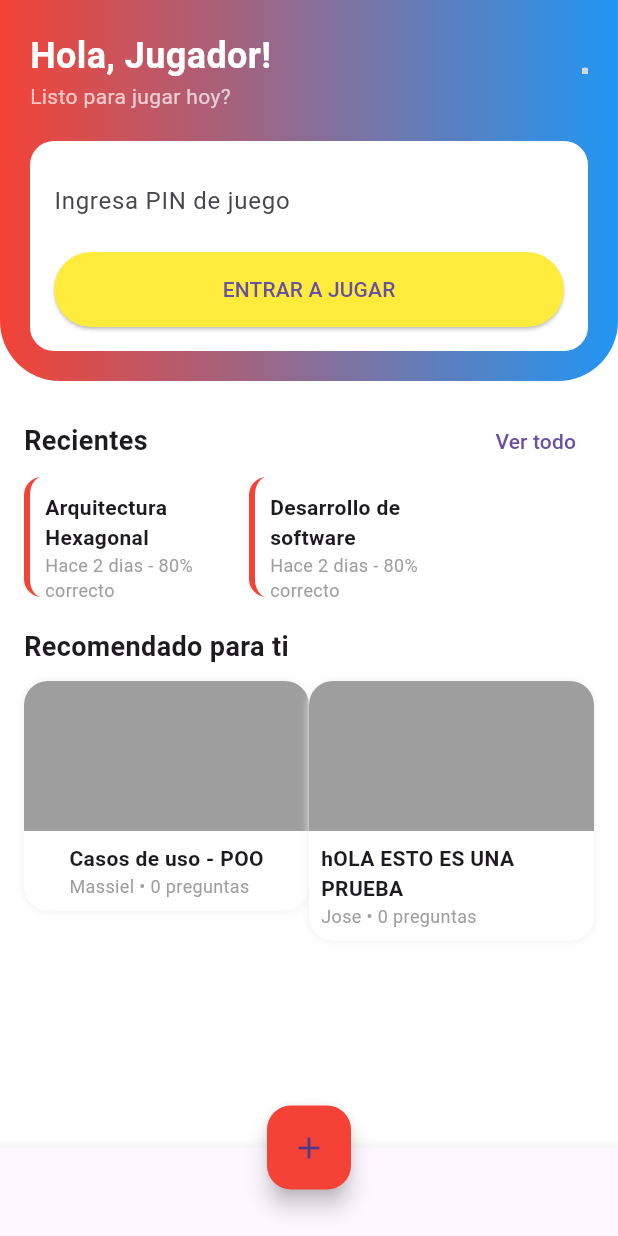
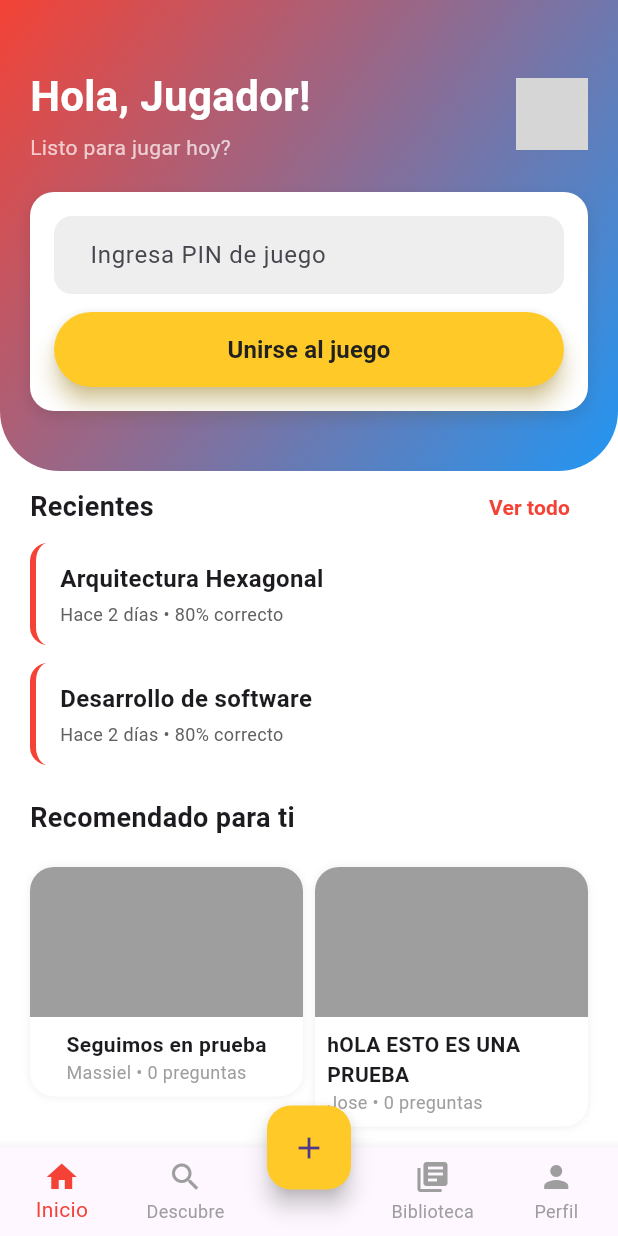
Before and after one commit to Equipo-Azul-ds/BlueFront, a Flutter app: the screen it shows after launch, after a tap on "Ver todo", on a phone screen of 412 x 824 dp. Run offline on Flutter 3.47's test engine with Material 3 defaults, Android fonts, the phone set to English and light mode, and no system bars; our stand-ins replace flutter_form_builder, image_picker; network calls fail; grey boxes are pictures that could not be loaded.

Commit message:
Cambios para mejorar la visualizacion. Se seguira iterando para llegar a una mejor version de las vistas principales

```diff
--- a/lib/main.dart
+++ b/lib/main.dart
@@ -3,6 +3,9 @@ import 'package:provider/provider.dart';
 import 'presentation/blocs/kahoot_editor_bloc.dart';
 import 'presentation/blocs/slide_editor_bloc.dart';
 import 'presentation/pages/dashboard_page.dart';
+import 'presentation/pages/kahoot_editor_page.dart';
+import 'presentation/pages/slide_editor_page.dart';
+import 'presentation/pages/template_selector_page.dart';
 import 'infraestructure/repositories/kahoot_repository_impl.dart';
 import 'infraestructure/repositories/slide_repository_impl.dart';
 
@@ -26,6 +29,13 @@ class MyApp extends StatelessWidget {
       child: MaterialApp(
           title: 'Trivvy',
           theme: ThemeData(primarySwatch: Colors.blue), //tema personalizado
+          initialRoute: '/dashboard',
+          routes:{
+            '/dashboard': (context)=> DashboardPage(),
+            '/create': (context)=> KahootEditorPage(),
+            '/slideEditor': (context) => SlideEditorPage(slideId: ModalRoute.of(context)!.settings.arguments as String),
+            '/templateSelector': (context) => TemplateSelectorPage(),
+          },
           home: DashboardPage(),//Pagina inicial
       ),
     );
--- a/lib/presentation/blocs/slide_editor_bloc.dart
+++ b/lib/presentation/blocs/slide_editor_bloc.dart
@@ -1,10 +1,10 @@
 import 'package:flutter/material.dart';
-import 'package:trivvy/aplication/usecases/duplicate_slide_usecase.dart';
 import '../../domain/entities/slide.dart';
 import '../../aplication/usecases/create_slide_usecase.dart';
 import '../../aplication/usecases/delete_slide_usecase.dart';
 import '../../aplication/usecases/get_slides_usecase.dart';
 import '../../aplication/usecases/update_slide_usecase.dart';
+import '../../aplication/usecases/duplicate_slide_usecase.dart';
 import '../../infraestructure/repositories/slide_repository_impl.dart';
 
 
--- a/lib/presentation/pages/dashboard_page.dart
+++ b/lib/presentation/pages/dashboard_page.dart
@@ -1,7 +1,7 @@
 import 'package:flutter/material.dart';
 import 'package:flutter_staggered_grid_view/flutter_staggered_grid_view.dart' as staggered;
 import 'package:provider/provider.dart';
-import 'package:trivvy/presentation/blocs/kahoot_editor_bloc.dart';
+import '../blocs/kahoot_editor_bloc.dart';
 import '../../core/constants/colors.dart';
 import '../../domain/entities/kahoot.dart';
 import '../widgets/kahoot_card.dart';
@@ -14,116 +14,268 @@ class DashboardPage extends StatelessWidget{
 
     //Datos simualdos que posteriormente se reemplazaran con la api
       final recentKahoots = [
-        Kahoot(id: '1', title: 'Arquitectura Hexagonal', visibility: 'publico', status: 'publico', themes: [], authorId: 'Massiel', createdAt: DateTime.now()),
-        Kahoot(id: '2', title: 'Desarrollo de software', visibility: 'publico', status: 'publico', themes: [], authorId: 'Jose', createdAt: DateTime.now()),
+        Kahoot(
+          id: '1',
+           title: 'Arquitectura Hexagonal',
+            visibility: 'publico',
+            status: 'publico',
+            themes: [],
+            authorId: 'Massiel',
+            createdAt: DateTime.now()),
+        Kahoot(
+          id: '2',
+          title: 'Desarrollo de software',
+          visibility: 'publico',
+          status: 'publico',
+          themes: [],
+          authorId: 'Jose',
+          createdAt: DateTime.now()),
       ];
 
       final recommendedKahoots = [
-        Kahoot(id: '3', title: 'Casos de uso - POO', visibility: 'publico', status: 'publico', themes: [], authorId: 'Massiel', createdAt: DateTime.now()),
-        Kahoot(id: '4', title: 'hOLA ESTO ES UNA PRUEBA', visibility: 'publico', status: 'publico', themes: [], authorId: 'Jose', createdAt: DateTime.now()),
+        Kahoot(
+          id: '3',
+          title: 'Seguimos en prueba',
+          visibility: 'publico',
+          status: 'publico',
+          themes: [],
+          authorId: 'Massiel',
+          createdAt: DateTime.now()),
+        Kahoot(
+          id: '4',
+          title: 'hOLA ESTO ES UNA PRUEBA',
+          visibility: 'publico',
+          status: 'publico',
+          themes: [],
+          authorId: 'Jose',
+          createdAt: DateTime.now()),
       ];
+
+      final TextEditingController pinController = TextEditingController();
 
     return Scaffold(
     backgroundColor: AppColor.background,
-        body: SingleChildScrollView(
-          child: Column(
-            children: [
-              //Header con gradiente
-              Container(
+    body: SafeArea(
+      bottom: false,
+      child: CustomScrollView(
+        slivers: [
+          SliverToBoxAdapter(
+            child: Container(
               padding: EdgeInsets.all(20),
               decoration: BoxDecoration(
-                  gradient: LinearGradient(colors: [AppColor.primary, AppColor.secundary]),
-                  borderRadius: BorderRadius.only(bottomLeft: Radius.circular(40), bottomRight: Radius.circular(40)),
+                gradient: LinearGradient(
+                  colors: [AppColor.primary, AppColor.secundary],
+                  begin: Alignment.topLeft,
+                  end: Alignment.bottomRight,
+                ),
+                borderRadius: BorderRadius.only(
+                  bottomLeft: Radius.circular(40),
+                  bottomRight: Radius.circular(40),
+                ),
               ),
               child: Column(
+                crossAxisAlignment: CrossAxisAlignment.start,
                 children: [
+                  SizedBox(height: 24), // Baja aquí un poco el saludo
                   Row(
                     mainAxisAlignment: MainAxisAlignment.spaceBetween,
                     children: [
                       Column(
                         crossAxisAlignment: CrossAxisAlignment.start,
                         children: [
-                            Text('Hola, Jugador!', style: TextStyle(color: Colors.white, fontSize: 24, fontWeight: FontWeight.bold)),
-                            Text('Listo para jugar hoy?', style: TextStyle(color: Colors.white70)),
+                          Text(
+                            'Hola, Jugador!',
+                            style: TextStyle(
+                              color: Colors.white,
+                              fontSize: 28,
+                              fontWeight: FontWeight.bold,
+                            ),
+                          ),
+                          SizedBox(height: 4),
+                          Text('Listo para jugar hoy?',
+                              style: TextStyle(color: Colors.white70)),
                         ],
                       ),
-                        CircleAvatar(backgroundImage: NetworkImage('https://i.pravatar.cc/100'),radius: 2,),
+                      CircleAvatar(
+                        radius: 24,
+                        backgroundImage: NetworkImage('https://i.pravatar.cc/100'),
+                      ),
                     ],
                   ),
-                    SizedBox(height:20),
-                    //Card para unirse a juego (esto es parte de la epica 5)
+                  SizedBox(height: 20),
+                  // Tu input PIN y botón
                   Container(
-                      padding: EdgeInsets.all(16),
-                      decoration: BoxDecoration(color: Colors.white, borderRadius: BorderRadius.circular(16)),
+                    padding: EdgeInsets.symmetric(horizontal: 16, vertical: 16),
+                    decoration: BoxDecoration(
+                      color: Colors.white,
+                      borderRadius: BorderRadius.circular(16),
+                      boxShadow: [
+                        BoxShadow(
+                          color: Colors.black.withOpacity(0.1),
+                          blurRadius: 8,
+                          offset: Offset(0, 4),
+                        ),
+                      ],
+                    ),
                     child: Column(
                       children: [
-                          TextField(decoration: InputDecoration(hintText:'Ingresa PIN de juego', border: InputBorder.none)),
-                          SizedBox(height: 10),
-                          ElevatedButton(
-                            onPressed: () => Navigator.pushNamed(context, '/joinLobby'),
-                            child: Text('ENTRAR A JUGAR'),
-                            style: ElevatedButton.styleFrom(backgroundColor: AppColor.accent, minimumSize:Size(double.infinity,50)),
+                        TextField(
+                          controller: pinController,
+                          keyboardType: TextInputType.number,
+                          decoration: InputDecoration(
+                            hintText: 'Ingresa PIN de juego',
+                            border: OutlineInputBorder(
+                              borderRadius: BorderRadius.circular(12),
+                              borderSide: BorderSide.none,
                             ),
-                        ],
-                      )
-                    )
-                  ],
+                            filled: true,
+                            fillColor: Colors.grey[200],
+                            contentPadding:
+                                EdgeInsets.symmetric(horizontal: 20, vertical: 14),
                           ),
                         ),
-              Padding(
-                padding: EdgeInsets.all(16),
-                child: Column(
-                  crossAxisAlignment: CrossAxisAlignment.start,
-                  children: [
-                    //Seccion de Recientes
-                    Row(
-                      mainAxisAlignment: MainAxisAlignment.spaceBetween,
-                      children:[
-                        Text('Recientes', style: TextStyle(fontSize: 18, fontWeight: FontWeight.bold)),
-                        TextButton(onPressed:(){}, child: Text('Ver todo')),
-                      ],
+                        SizedBox(height: 12),
+                        ElevatedButton(
+                          onPressed: () {
+                            final pin = pinController.text.trim();
+                            if (pin.isEmpty) {
+                              ScaffoldMessenger.of(context).showSnackBar(
+                                SnackBar(
+                                  content: Text(
+                                      'Por favor ingresa un PIN valido para poder jugar'),
                                 ),
-                    SizedBox(
-                      height: 80,
-                      child: ListView.builder(
-                        scrollDirection: Axis.horizontal,
-                        itemCount: recentKahoots.length,
-                        itemBuilder: (context, index)=> Container(
-                          width: 140,
-                          margin: EdgeInsets.only(right:10),
-                          padding: EdgeInsets.all(10),
-                          decoration: BoxDecoration(color: Colors.white, borderRadius: BorderRadius.circular(12),border: Border(left: BorderSide(color: AppColor.primary,width:4))),
-                          child: Column(
-                            crossAxisAlignment: CrossAxisAlignment.start,
-                            children: [
-                              Text(recentKahoots[index].title, style: TextStyle(fontWeight: FontWeight.bold)),
-                              Text('Hace 2 dias - 80% correcto', style: TextStyle(fontSize: 12, color: Colors.grey)),
-                            ],
+                              );
+                            } else {
+                              Navigator.pushNamed(context, '/joinLobby',
+                                  arguments: pin);
+                            }
+                          },
+                          style: ElevatedButton.styleFrom(
+                            backgroundColor: Colors.amber.shade400,
+                            minimumSize: Size(double.infinity, 50),
+                            shape: RoundedRectangleBorder(
+                                borderRadius: BorderRadius.circular(30)),
+                            elevation: 6,
+                            shadowColor: Colors.amber.shade300,
                           ),
+                          child: Text(
+                            'Unirse al juego',
+                            style: TextStyle(
+                              fontWeight: FontWeight.bold,
+                              fontSize: 16,
+                              color: Colors.grey.shade900,
                             ),
-                      ),
-                    ),
-                    SizedBox(height: 20),
-                    //Seccion Recomendados con grid staggered
-                    Text('Recomendado para ti', style: TextStyle(fontSize: 18, fontWeight: FontWeight.bold)),
-                    SizedBox(height: 10),
-                    staggered.StaggeredGrid.count(
-                      crossAxisCount: 2,
-                      children: recommendedKahoots.map((kahoot) => KahootCard(kahoot: kahoot, onTap: () => Navigator.pushNamed(context, '/gameDetail'))).toList(),
-                    ),
-                  ],
                           ),
                         ),
                       ],
                     ),
                   ),
+                  SizedBox(height: 20),
+                ],
+              ),
+            ),
+          ),
+
+          SliverPadding(
+            padding: EdgeInsets.symmetric(horizontal: 20, vertical: 0),
+            sliver: SliverToBoxAdapter(
+              child: Row(
+                mainAxisAlignment: MainAxisAlignment.spaceBetween,
+                children: [
+                  Text('Recientes',
+                      style:
+                          TextStyle(fontWeight: FontWeight.bold, fontSize: 18)),
+                  TextButton(
+                    onPressed: () {},
+                    child: Text(
+                      'Ver todo',
+                      style: TextStyle(
+                          color: AppColor.primary, fontWeight: FontWeight.w600),
+                    ),
+                  ),
+                ],
+              ),
+            ),
+          ),
+
+
+          SliverPadding(
+            padding: EdgeInsets.symmetric(horizontal: 20),
+            sliver: SliverList(
+              delegate: SliverChildBuilderDelegate(
+                (context, index) {
+                  final kahoot = recentKahoots[index];
+                  return Container(
+                    margin: EdgeInsets.only(bottom: 12),
+                    padding: EdgeInsets.symmetric(horizontal: 16, vertical: 12),
+                    decoration: BoxDecoration(
+                      color: Colors.white,
+                      borderRadius: BorderRadius.circular(12),
+                      border: Border(left: BorderSide(color: AppColor.primary, width: 4)),
+                    ),
+                    child: Column(
+                      crossAxisAlignment: CrossAxisAlignment.start,
+                      children: [
+                        Text(
+                          kahoot.title,
+                          maxLines: 2,
+                          overflow: TextOverflow.ellipsis,
+                          style: TextStyle(fontWeight: FontWeight.bold, fontSize: 16),
+                        ),
+                        SizedBox(height: 4),
+                        Text('Hace 2 días • 80% correcto',
+                            style: TextStyle(fontSize: 12, color: Colors.grey[700])),
+                      ],
+                    ),
+                  );
+                },
+                childCount: recentKahoots.length,
+              ),
+            ),
+          ),
+
+          SliverPadding(
+            padding: EdgeInsets.symmetric(horizontal: 20, vertical: 10),
+            sliver: SliverToBoxAdapter(
+              child: Text(
+                'Recomendado para ti',
+                style: TextStyle(fontWeight: FontWeight.bold, fontSize: 18),
+              ),
+            ),
+          ),
+
+          SliverPadding(
+            padding: EdgeInsets.symmetric(horizontal: 20, vertical: 10),
+            sliver: staggered.SliverMasonryGrid.count(
+              crossAxisCount: 2,
+              mainAxisSpacing: 8,
+              crossAxisSpacing: 8,
+              childCount: recommendedKahoots.length,
+              itemBuilder: (context, index) {
+                final kahoot = recommendedKahoots[index];
+                return KahootCard(
+                  kahoot: kahoot,
+                  onTap: () => Navigator.pushNamed(context, '/gameDetail',
+                      arguments: kahoot.id),
+                );
+              },
+            ),
+          ),
+
+          SliverToBoxAdapter(child: SizedBox(height: 80)),
+        ],
+      ),
+    ),
     floatingActionButton: FloatingActionButton(
-          onPressed: ()=>Navigator.pushNamed(context,'/create'),
-          backgroundColor: AppColor.primary,
+      onPressed: () {
+        Navigator.pushNamed(context, '/create');
+      },
+      backgroundColor: Colors.amber.shade400,
       child: Icon(Icons.add),
+      elevation: 6,
     ),
     floatingActionButtonLocation: FloatingActionButtonLocation.centerDocked,
-          bottomNavigationBar: _builBottonNav(context,0),
+    bottomNavigationBar: _builBottonNav(context, 0),
   );
   }
 
@@ -131,14 +283,31 @@ class DashboardPage extends StatelessWidget{
     return BottomNavigationBar(
       currentIndex: currentIndex,
       onTap: (index){
-        if(index == 0) Navigator.pushReplacementNamed(context, '/dashboard');
-        if(index == 1) Navigator.pushNamed(context, '/discover');
-        if(index == 1) Navigator.pushNamed(context, '/library');
+        switch(index){
+          case 0:
+            Navigator.pushReplacementNamed(context, '/dashboard');
+            break;
+          case 1:
+            Navigator.pushReplacementNamed(context, '/discover');
+            break;
+          case 2:
+            //El espcio entre botones centrales (FAB) no hace nada
+            break;
+          case 3:
+            Navigator.pushReplacementNamed(context, '/library');
+            break;
+          case 4:
+            Navigator.pushReplacementNamed(context, '/profile');
+            break;
+        }
       },
-      items: [
+      type: BottomNavigationBarType.fixed,
+      selectedItemColor: AppColor.primary,
+      unselectedItemColor: Colors.grey,
+      items: const[
         BottomNavigationBarItem(icon: Icon(Icons.home), label: 'Inicio'),
         BottomNavigationBarItem(icon: Icon(Icons.search), label: 'Descubre'),
-        BottomNavigationBarItem(icon: Icon(Icons.add), label: ''),
+        BottomNavigationBarItem(icon: Icon(null), label: ''), //Espacio para FAB
         BottomNavigationBarItem(icon: Icon(Icons.library_books), label: 'Biblioteca'),
         BottomNavigationBarItem(icon: Icon(Icons.person), label: 'Perfil'),
       ],
```
Also changed, not shown: pubspec.yaml (+7 -7 lines), pubspec.lock, 2 other files. Lines whose indentation alone changed are shown as unchanged.
